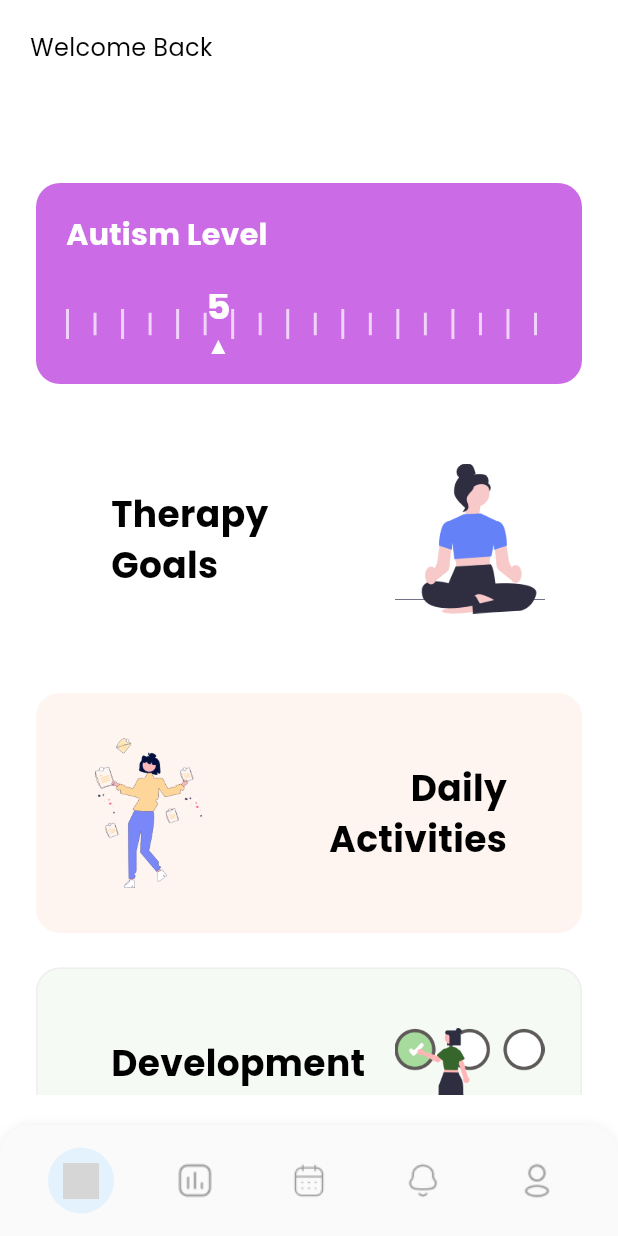
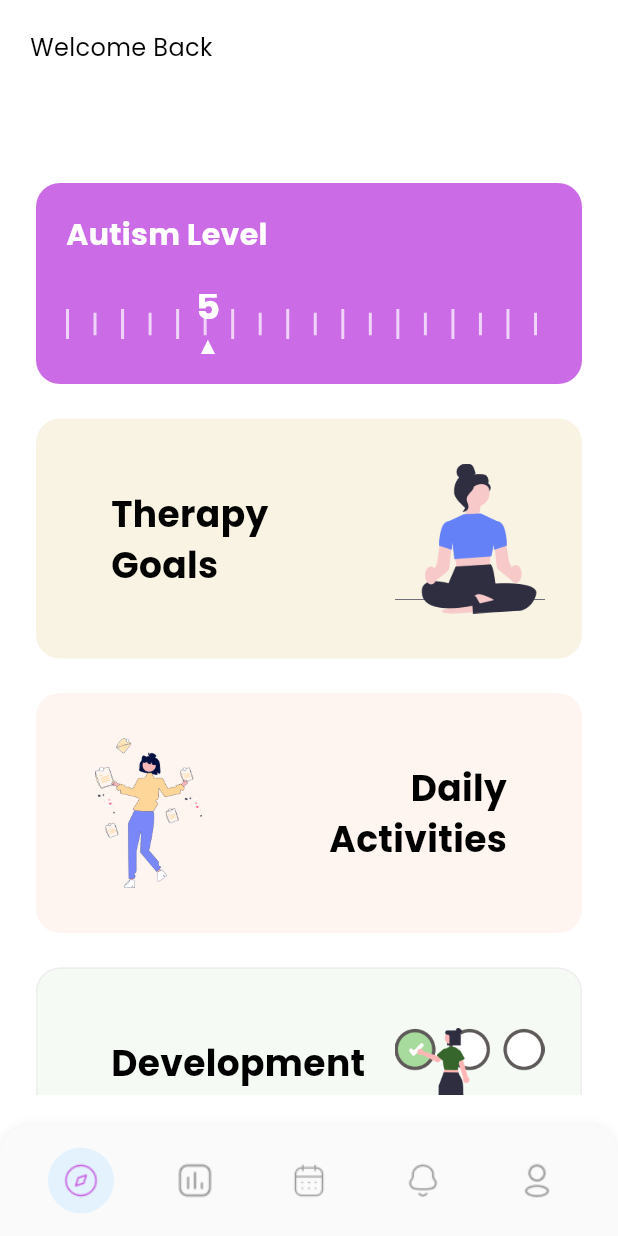
Before and after one commit to kartikrathee/github-issues-NeuroTrack, a Flutter app: the HomeScreen screen opened directly with empty values, on a phone screen of 412 x 824 dp. Run offline on Flutter 3.47's test engine with Material 3 defaults, Android fonts, the phone set to English and light mode, and no system bars; our stand-ins replace country_picker, dart_mappable, flutter_dotenv, google_fonts, supabase_flutter; accounts and stored records are empty; generated files the repository leaves out were written again; grey boxes are pictures that could not be loaded.

Commit message:
Refined therapy goals card color, aligned indicator slider with tick marks, and removed redundant meditation image
Reconstructed workspace history for a private import.
Author/committer metadata and dates were selected for this import; they do not establish original code authorship or development dates.
Source workspace: github-issues/NeuroTrack
Original-Commit: 97146f982ceac4cb595bad633db59e3b9f9432cd

```diff
--- a/patient/lib/presentation/home/home_screen.dart
+++ b/patient/lib/presentation/home/home_screen.dart
@@ -55,7 +55,7 @@ class HomeScreen extends StatelessWidget {
                           // Therapy Goals Card
                           Card(
                             elevation: 0,
-                            color: const Color(0xFFFFFFFF),
+                            color: const Color(0xFFF9F3E3),
                             shape: RoundedRectangleBorder(
                               borderRadius: BorderRadius.circular(16),
                             ),
@@ -246,7 +246,7 @@ class HomeScreen extends StatelessWidget {
               child: Row(
                 mainAxisAlignment: MainAxisAlignment.spaceEvenly,
                 children: [
-                  _buildNavItem('assets/Home.png',
+                  _buildNavItem('assets/home.png',
                       isSelected: true),
                   _buildNavItem('assets/Report.png'),
                   _buildNavItem('assets/Calendar.png',
--- a/patient/lib/presentation/home/home_screen_slider.dart
+++ b/patient/lib/presentation/home/home_screen_slider.dart
@@ -63,24 +63,22 @@ class LevelIndicator extends StatelessWidget {
                       // Current level indicator (triangle)
                       // Current level indicator (triangle with text above)
                       Positioned(
-                        left: (currentLevel / maxLevel) *
-                            MediaQuery.of(context).size.width *
-                            0.8, // Dynamic positioning
+                        left: (currentLevel / (maxLevel)) *
+                            (MediaQuery.of(context).size.width * 0.8 -
+                                25), // Adjust for better alignment
                         child: Column(
                           children: [
                             Text(
-                              currentLevel.toStringAsFixed(
-                                  0), // Display current level dynamically
+                              currentLevel.toStringAsFixed(0),
                               style: const TextStyle(
                                 fontSize: 25,
                                 fontWeight: FontWeight.bold,
                                 color: Colors.white,
                               ),
                             ),
-                            const SizedBox(
-                                height: 5), // Space between text and triangle
+                            const SizedBox(height: 5),
                             CustomPaint(
-                              size: const Size(20, 20), // Triangle size
+                              size: const Size(20, 20),
                               painter: TrianglePainter(),
                             ),
                           ],
@@ -90,7 +88,6 @@ class LevelIndicator extends StatelessWidget {
                   ),
                 ),
                 const SizedBox(width: 10),
-
               ],
             ),
           ],
```
Also changed, not shown: patient/assets/home.png (added), patient/assets/images/meditation.png (deleted), patient/assets/meditation.png (deleted).
